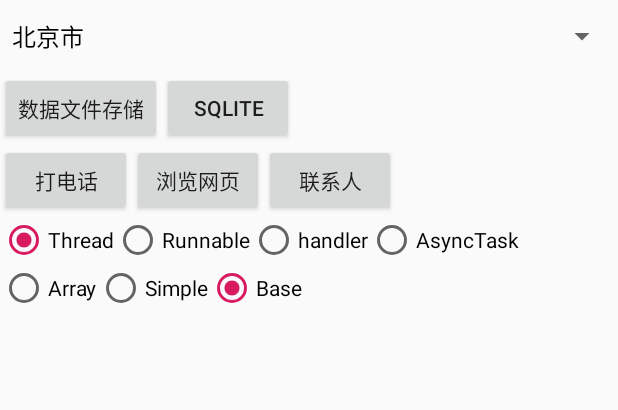
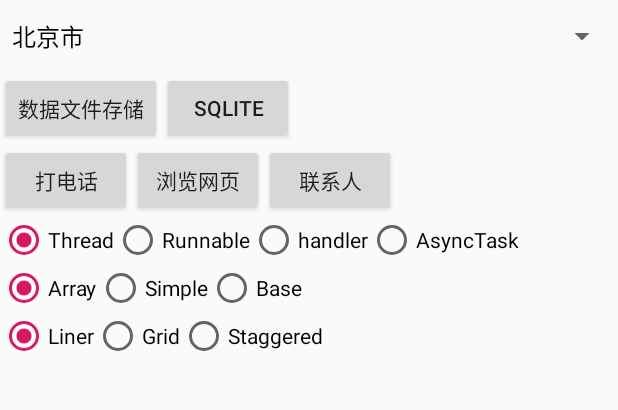
Before and after one commit to DavidJi80/AndroidHelloWorld, an Android app: the screen it shows after launch (MainActivity), on a phone screen of 412 x 824 dp, the part 383-793 px from its top. Run offline under Robolectric (Android 15) with nearby library versions, the phone set to English and light mode, and no system bars.

Commit message:
Android：RecyclerView

```diff
--- a/app/build.gradle
+++ b/app/build.gradle
@@ -73,6 +73,8 @@ dependencies {
     implementation fileTree(include: ['*.jar'], dir: 'libs')
     // 远程依赖，com.android.support是域名部分，appcompat-v7是组名称，27.1.1是版本号
     implementation 'com.android.support:appcompat-v7:27.1.1'
+    // RecyclerView控件
+    implementation 'com.android.support:recyclerview-v7:27.1.1'
     implementation 'com.android.support.constraint:constraint-layout:1.1.3'
     // 声明测试用列库
     testImplementation 'junit:junit:4.12'
--- a/app/src/main/AndroidManifest.xml
+++ b/app/src/main/AndroidManifest.xml
@@ -27,6 +27,7 @@
         <activity android:name=".activity.SQLiteActivity"></activity>
         <activity android:name=".activity.AsyncTaskActivity"></activity>
         <activity android:name=".activity.AdapterActivity"></activity>
+        <activity android:name=".activity.RecyclerViewActivity"></activity>
     </application>
 
     <uses-permission android:name="android.permission.WRITE_EXTERNAL_STORAGE" />
--- /dev/null
+++ b/app/src/main/res/drawable/view_rv_divider_bg.xml
@@ -0,0 +1,14 @@
+<?xml version="1.0" encoding="utf-8"?>
+<shape xmlns:android="http://schemas.android.com/apk/res/android"
+    android:layout_width="match_parent"
+    android:layout_height="match_parent"
+    android:shape="rectangle">
+
+    <gradient
+        android:centerColor="#ff00ff00"
+        android:endColor="#ff0000ff"
+        android:startColor="#ffff0000"
+        android:type="linear" />
+
+    <size android:height="4dp" />
+</shape>
--- a/app/src/main/res/layout/activity_main.xml
+++ b/app/src/main/res/layout/activity_main.xml
@@ -274,17 +274,44 @@
             android:id="@+id/rbA2"
             android:layout_width="wrap_content"
             android:layout_height="wrap_content"
-            android:checked="true"
             android:onClick="rgAdapterClick"
             android:text="Simple" />
         <RadioButton
             android:id="@+id/rbA3"
             android:layout_width="wrap_content"
             android:layout_height="wrap_content"
-            android:checked="true"
             android:onClick="rgAdapterClick"
             android:text="Base" />
     </RadioGroup>
 
+    <RadioGroup
+        android:id="@+id/rgRecycler"
+        android:layout_width="wrap_content"
+        android:layout_height="wrap_content"
+        android:layout_below="@+id/rgAdapter"
+        android:layout_alignLeft="@+id/rgAdapter"
+        android:orientation="horizontal">
+
+        <RadioButton
+            android:id="@+id/rbRV1"
+            android:layout_width="wrap_content"
+            android:layout_height="wrap_content"
+            android:checked="true"
+            android:onClick="rgRecyclerClick"
+            android:text="Liner" />
+        <RadioButton
+            android:id="@+id/rbRV2"
+            android:layout_width="wrap_content"
+            android:layout_height="wrap_content"
+            android:onClick="rgRecyclerClick"
+            android:text="Grid" />
+        <RadioButton
+            android:id="@+id/rbRV3"
+            android:layout_width="wrap_content"
+            android:layout_height="wrap_content"
+            android:onClick="rgRecyclerClick"
+            android:text="Staggered" />
+    </RadioGroup>
+
 
 </RelativeLayout>
--- a/app/src/main/res/values/styles.xml
+++ b/app/src/main/res/values/styles.xml
@@ -16,6 +16,8 @@
         -->
         <item name="windowActionBar">false</item>
         <item name="windowNoTitle">true</item>
+
+        <item name="android:listDivider">@drawable/view_rv_divider_bg</item>
     </style>
 
     <!--定义一个主题，继承于AppTheme-->
@@ -23,4 +25,5 @@
 
     </style>
 
+
 </resources>
```
Also changed, not shown: app/src/main/java/com/github/davidji80/helloworld/activity/MainActivity.java (+23 -0 lines), app/src/main/java/com/github/davidji80/helloworld/activity/RecyclerViewActivity.java (added, +102 -0 lines), app/src/main/java/com/github/davidji80/helloworld/adapter/CustomRecyclerAdapter.java (added, +123 -0 lines), app/src/main/java/com/github/davidji80/helloworld/decoration/CustomItemDecoration.java (added, +157 -0 lines), app/src/main/java/com/github/davidji80/helloworld/decoration/GridItemDecoration.java (added, +165 -0 lines), app/src/main/res/layout/activity_recyclerview.xml (added, +11 -0 lines), app/src/main/res/layout/view_rv_item.xml (added, +12 -0 lines).
